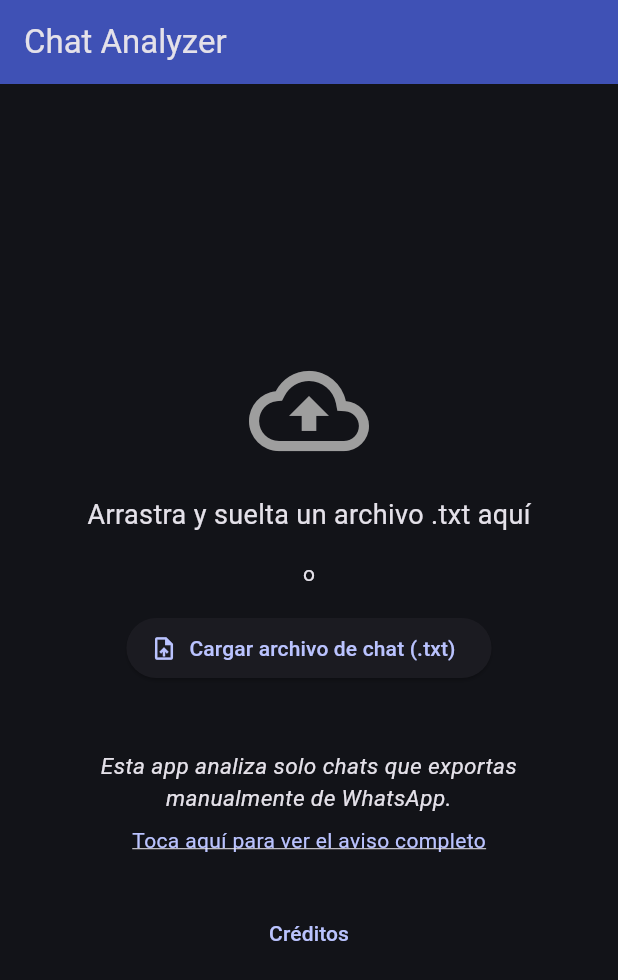
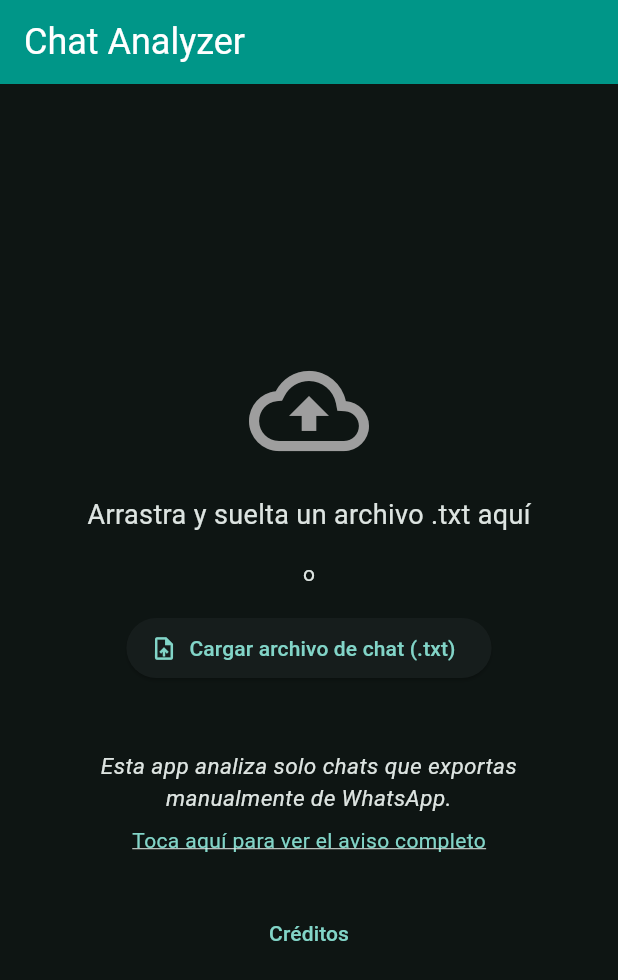
Before and after one commit to xeland314/chat_analyzer_ui, a Flutter app: the screen it shows after launch, on a phone screen of 412 x 824 dp. Shown: the top 980 px of the screen. Run offline on Flutter 3.47's test engine with Material 3 defaults, Android fonts, the phone set to English and light mode, and no system bars; our stand-ins replace file_picker, fl_chart, flutter_heatmap_calendar; missing offline and left inert: dart_sentiment, desktop_drop, emoji_extension.

Commit message:
style: Change app theme to teal
Sets the  to  for a full visual style change.

This change aligns the app's color palette with a vibrant, complementary theme.

```diff
--- a/lib/main.dart
+++ b/lib/main.dart
@@ -16,7 +16,9 @@ class ChatAnalyzerApp extends StatelessWidget {
       title: 'Chat Analyzer',
       theme: ThemeData(
         colorScheme: ColorScheme.fromSeed(
-          seedColor: Colors.indigo,
+          // Sugerencia de paleta para complementar el gato pixelado naranja
+          // Puedes probar otras paletas como `Colors.amber` o `Colors.deepOrange`
+          seedColor: Colors.teal,
           brightness: Brightness.dark,
         ),
         useMaterial3: true,
--- a/lib/ui/pages/home_page.dart
+++ b/lib/ui/pages/home_page.dart
@@ -76,7 +76,8 @@ class _HomePageState extends State<HomePage> {
     return Scaffold(
       appBar: AppBar(
         title: const Text('Chat Analyzer'),
-        backgroundColor: Colors.indigo,
+        backgroundColor: Colors.teal,
+        titleTextStyle: TextStyle(color: Colors.white, fontSize: 24),
       ),
       body: DropTarget(
         onDragDone: (details) async {
@@ -89,7 +90,7 @@ class _HomePageState extends State<HomePage> {
         onDragExited: (details) => setState(() => _isDragging = false),
         child: Container(
           color: _isDragging
-              ? Colors.indigo.withOpacity(0.5)
+              ? Colors.amber.withOpacity(0.5)
               : Colors.transparent,
           child: Center(
             child: AnalysisView(
--- a/lib/ui/results/activity_heatmap.dart
+++ b/lib/ui/results/activity_heatmap.dart
@@ -41,7 +41,7 @@ class ActivityHeatmap extends StatelessWidget {
                   endDate: DateTime(year, 12, 31),
                   colorMode: ColorMode.opacity,
                   showText: false,
-                  colorsets: const {1: Colors.indigo},
+                  colorsets: {1: Colors.teal.shade900},
                   onClick: (date) {
                     final count = data[date] ?? 0;
                     final snackBar = SnackBar(
--- a/lib/ui/results/hourly_activity_chart.dart
+++ b/lib/ui/results/hourly_activity_chart.dart
@@ -17,7 +17,7 @@ class HourlyActivityChart extends StatelessWidget {
         barRods: [
           BarChartRodData(
             toY: data[hour]?.toDouble() ?? 0.0,
-            color: Colors.blue,
+            color: Colors.teal,
             width: 10,
             borderRadius: BorderRadius.zero,
           ),
--- a/lib/ui/results/starters_enders_chart.dart
+++ b/lib/ui/results/starters_enders_chart.dart
@@ -28,7 +28,7 @@ class StartersEndersChart extends StatelessWidget {
       return BarChartGroupData(
         x: index,
         barRods: [
-          BarChartRodData(toY: starterCount, color: Colors.blue, width: 12),
+          BarChartRodData(toY: starterCount, color: Colors.teal, width: 12),
           BarChartRodData(toY: enderCount, color: Colors.amber, width: 12),
         ],
       );
@@ -79,7 +79,7 @@ class StartersEndersChart extends StatelessWidget {
         Row(
           mainAxisAlignment: MainAxisAlignment.center,
           children: [
-            Expanded(child: ChartLegendItem(Colors.blue, 'Started')),
+            Expanded(child: ChartLegendItem(Colors.teal, 'Started')),
             const SizedBox(width: 16),
             Expanded(child: ChartLegendItem(Colors.amber, 'Ended')),
           ],
```
